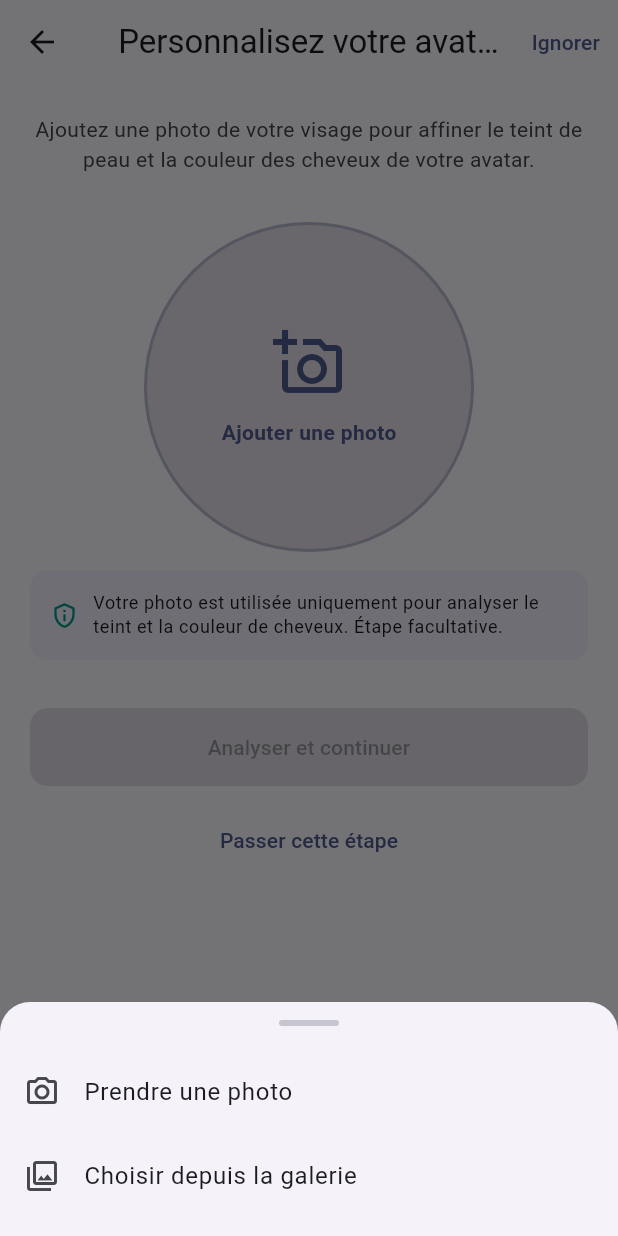
After one commit to Olga-Henriette/virtufit, a Flutter app: the PersonalizationScreen screen opened by its route, after a tap on "Ajouter une photo", on a phone screen of 412 x 824 dp. The commit adds this screen. Run offline on Flutter 3.47's test engine with Material 3 defaults, Android fonts, the phone set to English and light mode, and no system bars; our stand-ins replace dio, equatable, flutter_bloc, flutter_secure_storage, get_it, go_router and 1 more; accounts and stored records are empty.

Commit message:
feat(mobile): implement avatar personalization with image picker and multipart upload

```diff
--- a/mobile/lib/core/network/api_client.dart
+++ b/mobile/lib/core/network/api_client.dart
@@ -42,6 +42,9 @@ class ApiClient {
       _dio.patch(path, data: data);
 
   Future<Response> delete(String path) => _dio.delete(path);
+
+  Future<Response> postForm(String path, {required FormData data}) =>
+      _dio.post(path, data: data);
 }
 
 class _AuthInterceptor extends Interceptor {
--- a/mobile/lib/core/router/app_router.dart
+++ b/mobile/lib/core/router/app_router.dart
@@ -12,6 +12,8 @@ import '../../features/avatar/presentation/screens/measurements_screen.dart';
 import '../../features/avatar/presentation/screens/morphotype_screen.dart';
 import '../../shared/screens/splash_screen.dart';
 import '../../shared/screens/home_screen.dart';
+import '../../features/avatar/presentation/bloc/personalization_bloc.dart';
+import '../../features/avatar/presentation/screens/personalization_screen.dart';
 
 GoRouter buildRouter(AuthBloc authBloc) {
   return GoRouter(
@@ -74,6 +76,13 @@ GoRouter buildRouter(AuthBloc authBloc) {
           );
         },
       ),
+      GoRoute(
+        path:    '/avatar/personalization',
+        builder: (context, state) => BlocProvider(
+          create: (_) => GetIt.instance<PersonalizationBloc>(),
+          child:  const PersonalizationScreen(),
+        ),
+      ),
     ],
     errorBuilder: (context, state) => Scaffold(
       body: Center(
--- /dev/null
+++ b/mobile/lib/features/avatar/data/models/personalization_model.dart
@@ -0,0 +1,46 @@
+import 'package:equatable/equatable.dart';
+
+class PersonalizationModel extends Equatable {
+  final String avatarId;
+  final String userId;
+  final String photoReference;
+  final String skinTone;
+  final String hairColor;
+  final List<int> skinRgb;
+  final List<int> hairRgb;
+  final double confidenceScore;
+  final DateTime updatedAt;
+
+  const PersonalizationModel({
+    required this.avatarId,
+    required this.userId,
+    required this.photoReference,
+    required this.skinTone,
+    required this.hairColor,
+    required this.skinRgb,
+    required this.hairRgb,
+    required this.confidenceScore,
+    required this.updatedAt,
+  });
+
+  factory PersonalizationModel.fromJson(Map<String, dynamic> json) {
+    return PersonalizationModel(
+      avatarId:        json['avatarId'] as String,
+      userId:          json['userId']   as String,
+      photoReference:  json['photoReference'] as String,
+      skinTone:        json['skinTone'] as String,
+      hairColor:       json['hairColor'] as String,
+      skinRgb: (json['skinRgb'] as List<dynamic>? ?? [])
+          .map((e) => (e as num).toInt())
+          .toList(),
+      hairRgb: (json['hairRgb'] as List<dynamic>? ?? [])
+          .map((e) => (e as num).toInt())
+          .toList(),
+      confidenceScore: (json['confidenceScore'] as num).toDouble(),
+      updatedAt:       DateTime.parse(json['updatedAt'] as String),
+    );
+  }
+
+  @override
+  List<Object?> get props => [avatarId, skinTone, hairColor];
+}
--- /dev/null
+++ b/mobile/lib/features/avatar/presentation/bloc/personalization_bloc.dart
@@ -0,0 +1,86 @@
+import 'package:flutter_bloc/flutter_bloc.dart';
+import 'package:dio/dio.dart';
+import '../../data/repositories/avatar_repository.dart';
+import 'personalization_event.dart';
+import 'personalization_state.dart';
+
+class PersonalizationBloc
+    extends Bloc<PersonalizationEvent, PersonalizationState> {
+  final AvatarRepository _repository;
+
+  // L'initialisation formelle directe d'un champ privé élimine l'avertissement
+  PersonalizationBloc(this._repository) : super(const PersonalizationState()) {
+    on<PersonalizationPhotoSelected>(_onPhotoSelected);
+    on<PersonalizationUploadRequested>(_onUpload);
+    on<PersonalizationSkipped>(_onSkip);
+  }
+
+  void _onPhotoSelected(
+    PersonalizationPhotoSelected event,
+    Emitter<PersonalizationState>  emit,
+  ) {
+    emit(state.copyWith(
+      status:        PersonalizationStatus.photoSelected,
+      selectedPhoto: event.photo,
+      clearError:    true,
+    ));
+  }
+
+  Future<void> _onUpload(
+    PersonalizationUploadRequested event,
+    Emitter<PersonalizationState>    emit,
+  ) async {
+    final photo = state.selectedPhoto;
+    if (photo == null) {
+      emit(state.copyWith(
+        status:       PersonalizationStatus.error,
+        errorMessage: 'Sélectionnez une photo d\'abord.',
+      ));
+      return;
+    }
+
+    emit(state.copyWith(status: PersonalizationStatus.uploading, clearError: true));
+
+    try {
+      final result = await _repository.uploadPersonalizationPhoto(
+        userId:    event.userId,
+        photoFile: photo,
+      );
+      emit(state.copyWith(
+        status: PersonalizationStatus.success,
+        result: result,
+      ));
+    } on DioException catch (e) {
+      emit(state.copyWith(
+        status:       PersonalizationStatus.error,
+        errorMessage: _extractError(e),
+      ));
+    } catch (_) {
+      emit(state.copyWith(
+        status:       PersonalizationStatus.error,
+        errorMessage: 'Échec de l\'analyse de la photo.',
+      ));
+    }
+  }
+
+  void _onSkip(
+    PersonalizationSkipped        event,
+    Emitter<PersonalizationState> emit,
+  ) {
+    emit(state.copyWith(status: PersonalizationStatus.skipped));
+  }
+
+  String _extractError(DioException e) {
+    final data = e.response?.data;
+    if (data is Map<String, dynamic>) {
+      final msg = data['message'];
+      if (msg is String)                 return msg;
+      if (msg is List && msg.isNotEmpty) return msg.first.toString();
+    }
+    switch (e.response?.statusCode) {
+      case 404: return 'Aucun avatar actif trouvé. Générez d\'abord un avatar.';
+      case 400: return 'Format de photo non supporté (JPEG, PNG, WebP uniquement).';
+      default:  return 'Service d\'analyse indisponible. Réessayez.';
+    }
+  }
+}
--- /dev/null
+++ b/mobile/lib/features/avatar/presentation/bloc/personalization_event.dart
@@ -0,0 +1,26 @@
+import 'dart:io';
+import 'package:equatable/equatable.dart';
+
+abstract class PersonalizationEvent extends Equatable {
+  const PersonalizationEvent();
+  @override
+  List<Object?> get props => [];
+}
+
+class PersonalizationPhotoSelected extends PersonalizationEvent {
+  final File photo;
+  const PersonalizationPhotoSelected(this.photo);
+  @override
+  List<Object?> get props => [photo.path];
+}
+
+class PersonalizationUploadRequested extends PersonalizationEvent {
+  final String userId;
+  const PersonalizationUploadRequested(this.userId);
+  @override
+  List<Object?> get props => [userId];
+}
+
+class PersonalizationSkipped extends PersonalizationEvent {
+  const PersonalizationSkipped();
+}
--- /dev/null
+++ b/mobile/lib/features/avatar/presentation/bloc/personalization_state.dart
@@ -0,0 +1,37 @@
+import 'dart:io';
+import 'package:equatable/equatable.dart';
+import '../../data/models/personalization_model.dart';
+
+enum PersonalizationStatus { idle, photoSelected, uploading, success, error, skipped }
+
+class PersonalizationState extends Equatable {
+  final PersonalizationStatus status;
+  final File?                 selectedPhoto;
+  final PersonalizationModel? result;
+  final String?                errorMessage;
+
+  const PersonalizationState({
+    this.status        = PersonalizationStatus.idle,
+    this.selectedPhoto,
+    this.result,
+    this.errorMessage,
+  });
+
+  PersonalizationState copyWith({
+    PersonalizationStatus? status,
+    File?                  selectedPhoto,
+    PersonalizationModel?  result,
+    String?                errorMessage,
+    bool                   clearError = false,
+  }) {
+    return PersonalizationState(
+      status:        status        ?? this.status,
+      selectedPhoto: selectedPhoto ?? this.selectedPhoto,
+      result:        result        ?? this.result,
+      errorMessage:  clearError ? null : (errorMessage ?? this.errorMessage),
+    );
+  }
+
+  @override
+  List<Object?> get props => [status, selectedPhoto, result, errorMessage];
+}
--- a/mobile/lib/features/avatar/presentation/screens/morphotype_screen.dart
+++ b/mobile/lib/features/avatar/presentation/screens/morphotype_screen.dart
@@ -75,7 +75,7 @@ class _MorphotypeScreenState extends State<MorphotypeScreen> {
                 backgroundColor: Colors.green,
                 behavior: SnackBarBehavior.floating,
               ));
-            context.go('/home');
+            context.go('/avatar/personalization');
           }
         },
         builder: (context, state) {
--- /dev/null
+++ b/mobile/lib/features/avatar/presentation/screens/personalization_screen.dart
@@ -0,0 +1,271 @@
+import 'dart:io';
+import 'package:flutter/material.dart';
+import 'package:flutter_bloc/flutter_bloc.dart';
+import 'package:go_router/go_router.dart';
+import 'package:image_picker/image_picker.dart';
+import '../../../auth/presentation/bloc/auth_bloc.dart';
+import '../bloc/personalization_bloc.dart';
+import '../bloc/personalization_event.dart';
+import '../bloc/personalization_state.dart';
+
+class PersonalizationScreen extends StatefulWidget {
+  const PersonalizationScreen({super.key});
+
+  @override
+  State<PersonalizationScreen> createState() => _PersonalizationScreenState();
+}
+
+class _PersonalizationScreenState extends State<PersonalizationScreen> {
+  final _picker = ImagePicker();
+
+  Future<void> _pickImage(ImageSource source) async {
+    try {
+      final picked = await _picker.pickImage(
+        source:       source,
+        imageQuality: 85,
+        maxWidth:     1280,
+      );
+      if (picked == null || !mounted) return;
+
+      context.read<PersonalizationBloc>().add(
+        PersonalizationPhotoSelected(File(picked.path)),
+      );
+    } catch (e) {
+      if (!mounted) return;
+      ScaffoldMessenger.of(context).showSnackBar(
+        SnackBar(content: Text('Impossible d\'accéder à la photo : $e')),
+      );
+    }
+  }
+
+  void _showSourcePicker() {
+    showModalBottomSheet(
+      context: context,
+      shape: const RoundedRectangleBorder(
+        borderRadius: BorderRadius.vertical(top: Radius.circular(20)),
+      ),
+      builder: (sheetCtx) => SafeArea(
+        child: Column(
+          mainAxisSize: MainAxisSize.min,
+          children: [
+            const SizedBox(height: 12),
+            Container(
+              width: 40, height: 4,
+              decoration: BoxDecoration(
+                color: Theme.of(sheetCtx).colorScheme.outlineVariant,
+                borderRadius: BorderRadius.circular(2),
+              ),
+            ),
+            const SizedBox(height: 16),
+            ListTile(
+              leading: const Icon(Icons.camera_alt_outlined),
+              title:   const Text('Prendre une photo'),
+              onTap: () {
+                Navigator.pop(sheetCtx);
+                _pickImage(ImageSource.camera);
+              },
+            ),
+            ListTile(
+              leading: const Icon(Icons.photo_library_outlined),
+              title:   const Text('Choisir depuis la galerie'),
+              onTap: () {
+                Navigator.pop(sheetCtx);
+                _pickImage(ImageSource.gallery);
+              },
+            ),
+            const SizedBox(height: 12),
+          ],
+        ),
+      ),
+    );
+  }
+
+  void _submit() {
+    final userId = context.read<AuthBloc>().state.user?.id;
+    if (userId == null) return;
+    context.read<PersonalizationBloc>().add(
+      PersonalizationUploadRequested(userId),
+    );
+  }
+
+  void _skip() {
+    context.read<PersonalizationBloc>().add(const PersonalizationSkipped());
+    context.go('/avatar/viewer');
+  }
+
+  @override
+  Widget build(BuildContext context) {
+    final theme = Theme.of(context);
+
+    return Scaffold(
+      appBar: AppBar(
+        title: const Text('Personnalisez votre avatar'),
+        leading: IconButton(
+          icon:      const Icon(Icons.arrow_back),
+          onPressed: () => context.pop(),
+        ),
+        actions: [
+          TextButton(
+            onPressed: _skip,
+            child:     const Text('Ignorer'),
+          ),
+        ],
+      ),
+      body: BlocConsumer<PersonalizationBloc, PersonalizationState>(
+        listener: (context, state) {
+          if (state.status == PersonalizationStatus.error &&
+              state.errorMessage != null) {
+            ScaffoldMessenger.of(context)
+              ..hideCurrentSnackBar()
+              ..showSnackBar(SnackBar(
+                content:         Text(state.errorMessage!),
+                backgroundColor: theme.colorScheme.error,
+                behavior:        SnackBarBehavior.floating,
+              ));
+          }
+          if (state.status == PersonalizationStatus.success) {
+            ScaffoldMessenger.of(context)
+              ..hideCurrentSnackBar()
+              ..showSnackBar(const SnackBar(
+                content: Text('Avatar personnalisé ✓'),
+                backgroundColor: Colors.green,
+                behavior: SnackBarBehavior.floating,
+              ));
+            context.go('/avatar/viewer');
+          }
+        },
+        builder: (context, state) {
+          final isUploading = state.status == PersonalizationStatus.uploading;
+
+          return SingleChildScrollView(
+            padding: const EdgeInsets.all(20),
+            child: Column(
+              children: [
+                Text(
+                  'Ajoutez une photo de votre visage pour affiner '
+                  'le teint de peau et la couleur des cheveux de votre avatar.',
+                  textAlign: TextAlign.center,
+                  style: theme.textTheme.bodyMedium?.copyWith(
+                    color: theme.colorScheme.onSurfaceVariant,
+                  ),
+                ),
+                const SizedBox(height: 32),
+
+                GestureDetector(
+                  onTap: isUploading ? null : _showSourcePicker,
+                  child: Container(
+                    width:  220, height: 220,
+                    decoration: BoxDecoration(
+                      shape: BoxShape.circle,
+                      color: theme.colorScheme.surfaceContainerHighest,
+                      border: Border.all(
+                        color: theme.colorScheme.primary.withValues(alpha: 0.3),
+                        width: 2,
+                      ),
+                      image: state.selectedPhoto != null
+                        ? DecorationImage(
+                            image: FileImage(state.selectedPhoto!),
+                            fit:   BoxFit.cover,
+                          )
+                        : null,
+                    ),
+                    child: state.selectedPhoto == null
+                      ? Column(
+                          mainAxisAlignment: MainAxisAlignment.center,
+                          children: [
+                            Icon(
+                              Icons.add_a_photo_outlined,
+                              size:  48,
+                              color: theme.colorScheme.primary,
+                            ),
+                            const SizedBox(height: 12),
+                            Text(
+                              'Ajouter une photo',
+                              style: theme.textTheme.bodyMedium?.copyWith(
+                                color: theme.colorScheme.primary,
+                                fontWeight: FontWeight.w600,
+                              ),
+                            ),
+                          ],
+                        )
+                      : null,
+                  ),
+                ),
+
+                if (state.selectedPhoto != null) ...[
+                  const SizedBox(height: 16),
+                  TextButton.icon(
+                    onPressed: isUploading ? null : _showSourcePicker,
+                    icon:      const Icon(Icons.refresh, size: 18),
+                    label:     const Text('Changer la photo'),
+                  ),
+                ],
+
+                const SizedBox(height: 12),
+
+                Container(
+                  padding: const EdgeInsets.all(14),
+                  decoration: BoxDecoration(
+                    color: theme.colorScheme.secondaryContainer.withValues(alpha: 0.4),
+                    borderRadius: BorderRadius.circular(12),
+                  ),
+                  child: Row(
+                    children: [
+                      Icon(Icons.privacy_tip_outlined,
+                          size: 18, color: theme.colorScheme.secondary),
+                      const SizedBox(width: 10),
+                      Expanded(
+                        child: Text(
+                          'Votre photo est utilisée uniquement pour analyser '
+                          'le teint et la couleur de cheveux. Étape facultative.',
+                          style: theme.textTheme.bodySmall,
+                        ),
+                      ),
+                    ],
+                  ),
+                ),
+
+                const SizedBox(height: 32),
+
+                SizedBox(
+                  height: 52,
+                  width:  double.infinity,
+                  child: FilledButton(
+                    onPressed: (state.selectedPhoto == null || isUploading)
+                      ? null
+                      : _submit,
+                    style: FilledButton.styleFrom(
+                      shape: RoundedRectangleBorder(
+                        borderRadius: BorderRadius.circular(12),
+                      ),
+                    ),
+                    child: isUploading
+                      ? const Row(
+                          mainAxisAlignment: MainAxisAlignment.center,
+                          children: [
+                            SizedBox(
+                              width: 20, height: 20,
+                              child: CircularProgressIndicator(
+                                strokeWidth: 2, color: Colors.white,
+                              ),
+                            ),
+                            SizedBox(width: 12),
+                            Text('Analyse en cours…'),
+                          ],
+                        )
+                      : const Text('Analyser et continuer'),
+                  ),
+                ),
+                const SizedBox(height: 12),
+                TextButton(
+                  onPressed: isUploading ? null : _skip,
+                  child: const Text('Passer cette étape'),
+                ),
+              ],
+            ),
+          );
+        },
+      ),
+    );
+  }
+}
```
Also changed, not shown: mobile/lib/features/avatar/data/repositories/avatar_repository.dart (+26 -0 lines), mobile/lib/main.dart (+5 -14 lines), mobile/pubspec.yaml (+2 -59 lines), mobile/pubspec.lock, 1 other file.
